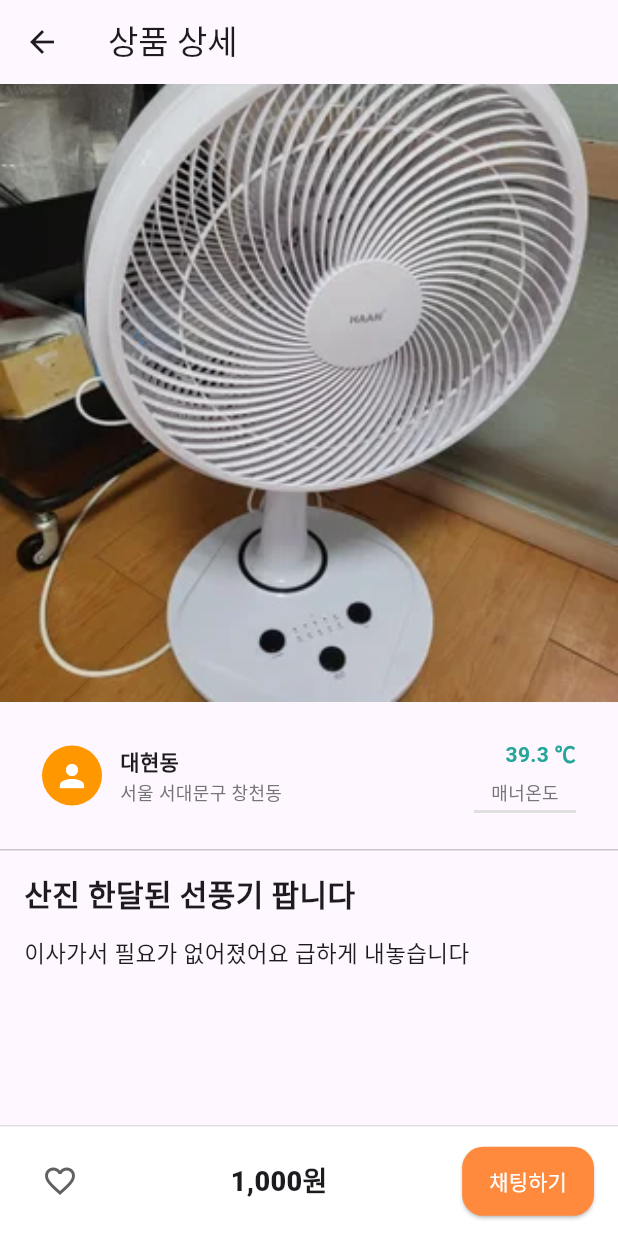
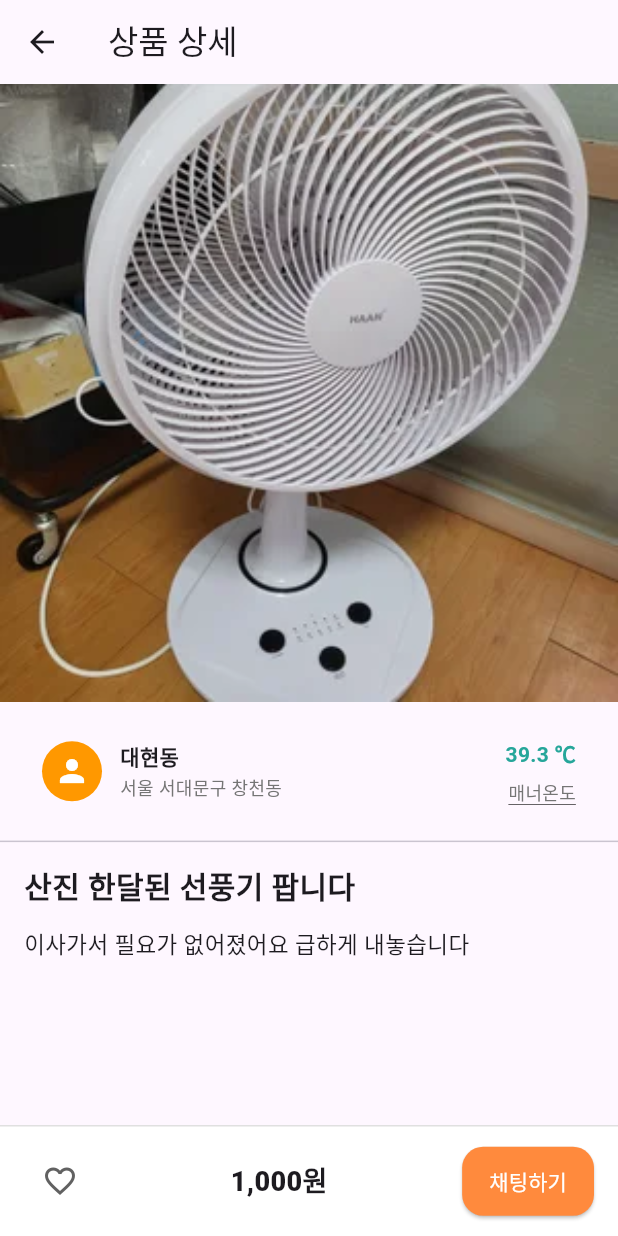
Before and after one commit to hippieperm/flutter-apple-market, a Flutter app: the screen it shows after launch, after a tap on "산진 한달된 선풍기 팝니다", on a phone screen of 412 x 824 dp. Run offline on Flutter 3.47's test engine with Material 3 defaults, Android fonts, the phone set to English and light mode, and no system bars; our stand-ins replace csv.

Commit message:
상품 상세 페이지의 하단 구분선 스타일을 수정하여 높이를 0.4로 변경하고 색상을 검정으로 조정함. 또한, 구분선의 너비를 45로 줄임.

```diff
--- a/lib/views/product_detail_page.dart
+++ b/lib/views/product_detail_page.dart
@@ -104,11 +104,10 @@ class ProductDetailPage extends StatelessWidget {
                                       color: Colors.grey.shade600,
                                       fontSize: 12,
                                     )),
-                                const SizedBox(height: 4),
                                 Container(
-                                  height: 2,
-                                  width: 68,
-                                  color: Colors.grey.shade300,
+                                  height: 0.4,
+                                  width: 45,
+                                  color: Colors.black,
                                 ),
                               ],
                             ),
```
